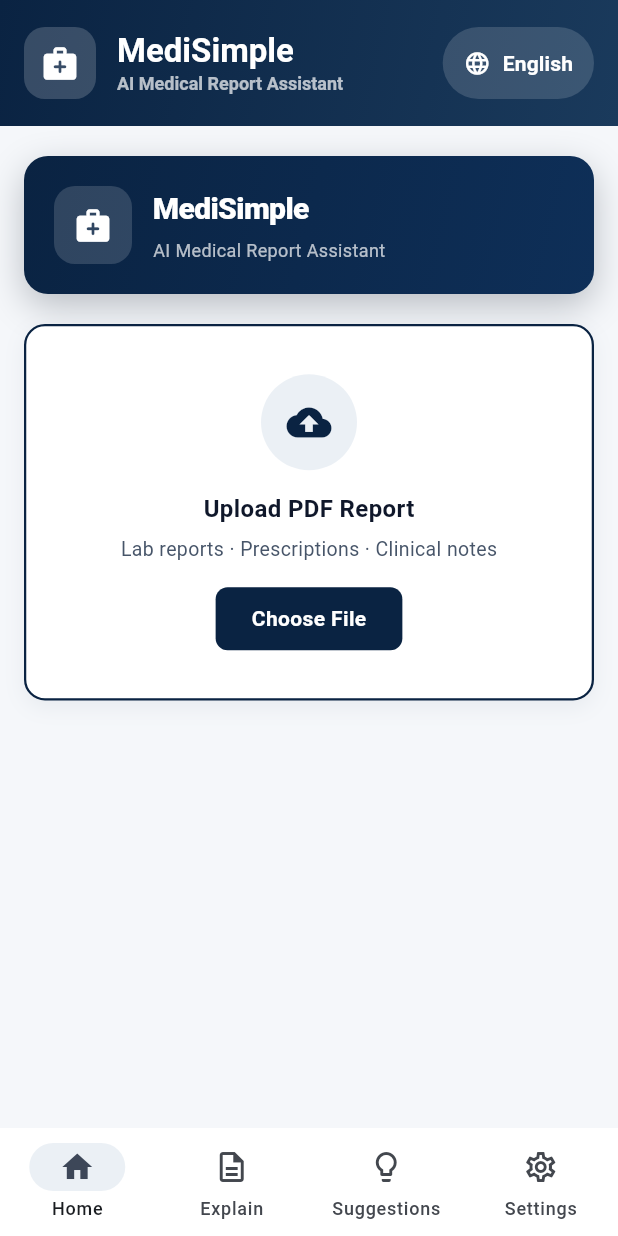
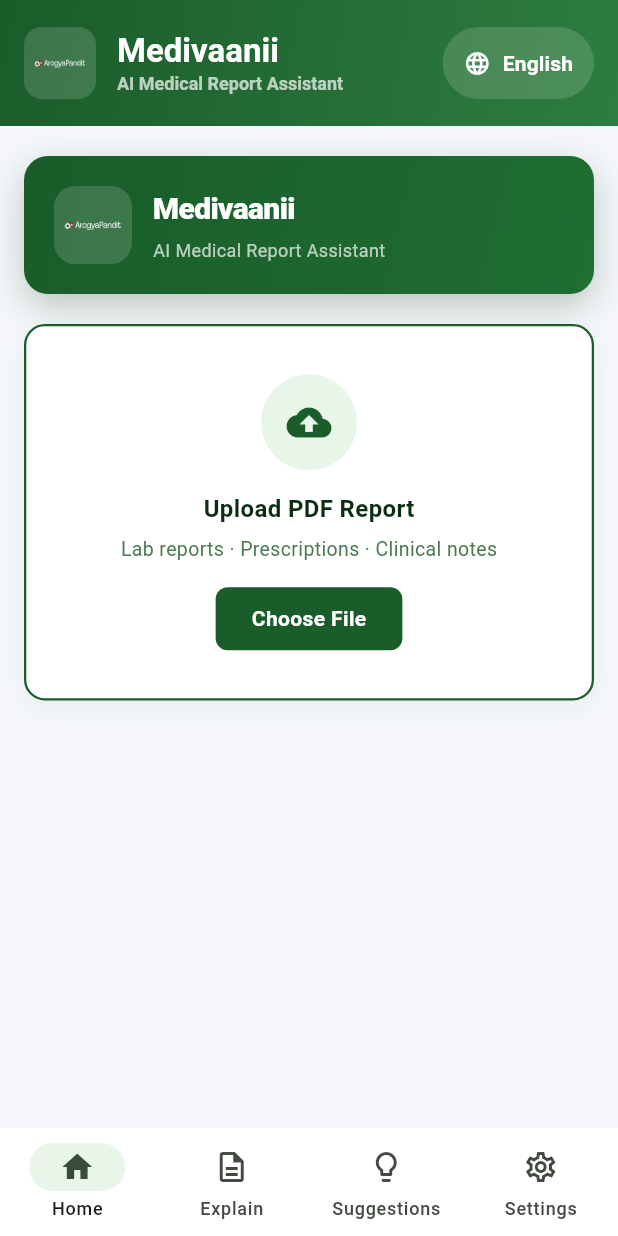
Before and after one commit to raghavmittal429-hash/Medical-Translation, a Flutter app: the screen it shows after launch, on a phone screen of 412 x 824 dp. Run offline on Flutter 3.47's test engine with Material 3 defaults, Android fonts, the phone set to English and light mode, and no system bars; our stand-ins replace file_picker, flutter_tts, pdf; missing offline and left inert: dart:html.

Commit message:
Add Arogya Pandit logo, rename to Medivaanii, apply Deep Green+Gold theme
- Added assets/images/arogya_pandit_logo.png (white transparent logo)
- Registered new logo in pubspec.yaml assets
- Renamed MediSimple → Medivaanii in all 9 locations (app title, PDF
  headers, footers, settings card, about dialog)
- Applied Deep Green + Gold color scheme (primary #1A5C2A, accent
  #C9890A, background #F1F8F2) — Ayurvedic, natural direction
- Logo placed in app bar, upload hero card, and settings screen
  on green background so white logo is visible
- Navy* aliases maintained so existing color references compile

```diff
--- a/flutter_app/lib/main.dart
+++ b/flutter_app/lib/main.dart
@@ -22,7 +22,7 @@ class MedicalCDSSApp extends StatelessWidget {
   @override
   Widget build(BuildContext context) {
     return MaterialApp(
-      title: 'MediSimple',
+      title: 'Medivaanii',
       debugShowCheckedModeBanner: false,
       theme: ThemeData(
   useMaterial3: true,
@@ -705,7 +705,7 @@ class _HomePageState extends State<HomePage> {
                       children: [
                         pw.Text('Medical Report Summary', style: _headerStyle),
                         pw.Text(
-                            'Generated by MediSimple  \u2022  ${data['report_date'] ?? ""}',
+                            'Generated by Medivaanii  \u2022  ${data['report_date'] ?? ""}',
                             style: _subHeaderStyle),
                       ]),
                   pw.Text('Risk: $riskPct', style: _riskStyle),
@@ -718,7 +718,7 @@ class _HomePageState extends State<HomePage> {
           footer: (ctx) => pw.Row(
             mainAxisAlignment: pw.MainAxisAlignment.spaceBetween,
             children: [
-              pw.Text('MediSimple \u2014 Confidential', style: _footerStyle),
+              pw.Text('Medivaanii \u2014 Confidential', style: _footerStyle),
               pw.Text('Page ${ctx.pageNumber} of ${ctx.pagesCount}',
                   style: _footerStyle),
             ],
@@ -1152,11 +1152,16 @@ class _HomePageState extends State<HomePage> {
               width: 48,
               height: 48,
               decoration: BoxDecoration(
-                color: Colors.white.withOpacity(0.18),
-                borderRadius: BorderRadius.circular(14),
+                color: Colors.white.withValues(alpha: 0.15),
+                borderRadius: BorderRadius.circular(12),
               ),
-              child: const Icon(Icons.medical_services_rounded,
-                  color: Colors.white, size: 26),
+              child: Padding(
+                padding: const EdgeInsets.all(6),
+                child: Image.asset(
+                  'assets/images/arogya_pandit_logo.png',
+                  fit: BoxFit.contain,
+                ),
+              ),
             ),
             const SizedBox(width: 14),
             const Expanded(
@@ -1164,7 +1169,7 @@ class _HomePageState extends State<HomePage> {
                 mainAxisAlignment: MainAxisAlignment.center,
                 crossAxisAlignment: CrossAxisAlignment.start,
                 children: [
-                  Text("MediSimple",
+                  Text("Medivaanii",
                       style: TextStyle(
                           color: Colors.white,
                           fontSize: 22,
@@ -1328,15 +1333,20 @@ class _HomePageState extends State<HomePage> {
                   color: Colors.white.withValues(alpha: 0.15),
                   borderRadius: BorderRadius.circular(14),
                 ),
-                child: const Icon(Icons.medical_services_rounded,
-                    color: Colors.white, size: 26),
+                child: Padding(
+                  padding: const EdgeInsets.all(6),
+                  child: Image.asset(
+                    'assets/images/arogya_pandit_logo.png',
+                    fit: BoxFit.contain,
+                  ),
+                ),
               ),
               const SizedBox(width: 14),
               const Expanded(
                   child: Column(
                 crossAxisAlignment: CrossAxisAlignment.start,
                 children: [
-                  Text('MediSimple',
+                  Text('Medivaanii',
                       style: TextStyle(
                           fontSize: 20,
                           fontWeight: FontWeight.w800,
@@ -1627,7 +1637,7 @@ class _HomePageState extends State<HomePage> {
         crossAxisAlignment: CrossAxisAlignment.stretch,
         children: [
           _buildSectionCard(
-            title: 'MediSimple',
+            title: 'Medivaanii',
             icon: Icons.medical_information,
             content: _reportData!['medical_summary'] ?? 'N/A',
             canSpeak: true,
@@ -2116,13 +2126,18 @@ class _HomePageState extends State<HomePage> {
               padding: const EdgeInsets.all(24),
               child: Column(
                 children: [
-                  ClipRRect(
-                    borderRadius: BorderRadius.circular(12),
-                    child: Image.asset('assets/images/medisimple_logo.jpg',
-                        width: 80, height: 80, fit: BoxFit.cover),
+                  Container(
+                    width: 80, height: 80,
+                    decoration: BoxDecoration(
+                      color: AppColors.green800,
+                      borderRadius: BorderRadius.circular(16),
+                    ),
+                    padding: const EdgeInsets.all(10),
+                    child: Image.asset('assets/images/arogya_pandit_logo.png',
+                        fit: BoxFit.contain),
                   ),
                   const SizedBox(height: 16),
-                  const Text('MediSimple',
+                  const Text('Medivaanii',
                       style:
                           TextStyle(fontSize: 24, fontWeight: FontWeight.bold)),
                   const Text('Your Personal Health Expert',
@@ -2185,9 +2200,9 @@ class _HomePageState extends State<HomePage> {
               onTap: () {
                 showAboutDialog(
                   context: context,
-                  applicationName: 'MediSimple',
+                  applicationName: 'Medivaanii',
                   applicationVersion: '2.0.0',
-                  applicationLegalese: '© 2026 MediSimple',
+                  applicationLegalese: '© 2026 Medivaanii',
                 );
               },
             ),
--- a/flutter_app/lib/theme/medisimple_theme.dart
+++ b/flutter_app/lib/theme/medisimple_theme.dart
@@ -1,40 +1,47 @@
 import 'package:flutter/material.dart';
 
-// ══════════════════════════════════════════════════════════
-//  MEDISIMPLE — Deep Navy + Gold Design System
-//  Primary: #0A2342   Accent: #C9890A   BG: #F4F6FA
-// ══════════════════════════════════════════════════════════
+// ══════════════════════════════════════════════════════════════
+//  MEDIVAANII — Deep Green + Gold (Ayurvedic, Natural)
+//  Primary: #1A5C2A   Accent: #C9890A   BG: #F1F8F2
+// ══════════════════════════════════════════════════════════════
 
 class AppColors {
   AppColors._();
-  static const navy900  = Color(0xFF040F1E);
-  static const navy800  = Color(0xFF0A2342);
-  static const navy700  = Color(0xFF0E2F58);
-  static const navy600  = Color(0xFF1A3A5C);
-  static const navy400  = Color(0xFF4A6A8A);
-  static const navy200  = Color(0xFFB8CAD9);
-  static const navy100  = Color(0xFFDCE5EE);
-  static const navy50   = Color(0xFFEBF0F5);
+  static const green900 = Color(0xFF0A2E12);
+  static const green800 = Color(0xFF1A5C2A);  // primary
+  static const green700 = Color(0xFF1F6E32);
+  static const green600 = Color(0xFF2E7D40);
+  static const green400 = Color(0xFF5A9E68);
+  static const green200 = Color(0xFFA5D6A7);
+  static const green100 = Color(0xFFC8E6C9);
+  static const green50  = Color(0xFFE8F5E9);
 
   static const gold600  = Color(0xFFC9890A);
   static const gold500  = Color(0xFFE09A12);
-  static const gold100  = Color(0xFFFEF3C7);
+  static const gold100  = Color(0xFFFFF8E1);
   static const gold50   = Color(0xFFFFFBEB);
 
-  static const bg       = Color(0xFFF4F6FA);
+  static const bg       = Color(0xFFF1F8F2);
   static const surface  = Color(0xFFFFFFFF);
-  static const border   = Color(0xFFE2E8F0);
+  static const border   = Color(0xFFDCEEDE);
 
-  static const green    = Color(0xFF059669);
-  static const greenBg  = Color(0xFFD1FAE5);
+  static const success  = Color(0xFF059669);
   static const red      = Color(0xFFDC2626);
-  static const redBg    = Color(0xFFFEE2E2);
   static const amber    = Color(0xFFD97706);
-  static const amberBg  = Color(0xFFFEF3C7);
 
-  static const textPrimary   = Color(0xFF0F172A);
-  static const textSecondary = Color(0xFF475569);
-  static const textMuted     = Color(0xFF94A3B8);
+  static const textPrimary   = Color(0xFF0A2E12);
+  static const textSecondary = Color(0xFF4A7A52);
+  static const textMuted     = Color(0xFF8AB890);
+
+  // Aliases so existing code using navy* keeps compiling
+  static const navy800  = green800;
+  static const navy900  = green900;
+  static const navy700  = green700;
+  static const navy600  = green600;
+  static const navy400  = green400;
+  static const navy200  = green200;
+  static const navy100  = green100;
+  static const navy50   = green50;
 }
 
 class MediSimpleTheme {
@@ -44,9 +51,9 @@ class MediSimpleTheme {
       useMaterial3: true,
       scaffoldBackgroundColor: AppColors.bg,
       colorScheme: const ColorScheme.light(
-        primary: AppColors.navy800,
+        primary: AppColors.green800,
         onPrimary: Colors.white,
-        primaryContainer: AppColors.navy50,
+        primaryContainer: AppColors.green50,
         secondary: AppColors.gold600,
         onSecondary: Colors.white,
         surface: AppColors.surface,
@@ -54,7 +61,7 @@ class MediSimpleTheme {
         error: AppColors.red,
       ),
       appBarTheme: AppBarTheme(
-        backgroundColor: AppColors.navy800,
+        backgroundColor: AppColors.green900,
         foregroundColor: Colors.white,
         elevation: 0,
         toolbarHeight: 64,
@@ -65,7 +72,7 @@ class MediSimpleTheme {
         ),
         iconTheme: const IconThemeData(color: Colors.white),
         surfaceTintColor: Colors.transparent,
-        shadowColor: AppColors.navy900.withValues(alpha: 0.4),
+        shadowColor: AppColors.green900.withValues(alpha: 0.4),
       ),
       cardTheme: CardThemeData(
         elevation: 0,
@@ -80,26 +87,24 @@ class MediSimpleTheme {
       navigationBarTheme: NavigationBarThemeData(
         height: 64,
         backgroundColor: AppColors.surface,
-        indicatorColor: AppColors.navy50,
+        indicatorColor: AppColors.green50,
         surfaceTintColor: Colors.transparent,
         elevation: 0,
-        shadowColor: Colors.transparent,
-        labelBehavior: NavigationDestinationLabelBehavior.alwaysShow,
         labelTextStyle: WidgetStateProperty.resolveWith((s) => TextStyle(
           fontSize: 11, fontWeight: s.contains(WidgetState.selected)
               ? FontWeight.w700 : FontWeight.w500,
           color: s.contains(WidgetState.selected)
-              ? AppColors.navy800 : AppColors.textMuted,
+              ? AppColors.green800 : AppColors.textMuted,
         )),
         iconTheme: WidgetStateProperty.resolveWith((s) => IconThemeData(
           color: s.contains(WidgetState.selected)
-              ? AppColors.navy800 : AppColors.textMuted,
+              ? AppColors.green800 : AppColors.textMuted,
           size: 22,
         )),
       ),
       elevatedButtonTheme: ElevatedButtonThemeData(
         style: ElevatedButton.styleFrom(
-          backgroundColor: AppColors.navy800,
+          backgroundColor: AppColors.green800,
           foregroundColor: Colors.white,
           elevation: 0,
           padding: const EdgeInsets.symmetric(horizontal: 20, vertical: 14),
@@ -109,51 +114,45 @@ class MediSimpleTheme {
       ),
       outlinedButtonTheme: OutlinedButtonThemeData(
         style: OutlinedButton.styleFrom(
-          foregroundColor: AppColors.navy800,
-          side: const BorderSide(color: AppColors.navy200, width: 1.5),
+          foregroundColor: AppColors.green800,
+          side: const BorderSide(color: AppColors.green200, width: 1.5),
           padding: const EdgeInsets.symmetric(horizontal: 20, vertical: 14),
           shape: RoundedRectangleBorder(borderRadius: BorderRadius.circular(10)),
           textStyle: const TextStyle(fontSize: 14, fontWeight: FontWeight.w600),
         ),
       ),
-      dividerTheme: const DividerThemeData(
-        color: AppColors.border, thickness: 1, space: 1,
-      ),
+      dividerTheme: const DividerThemeData(color: AppColors.border, thickness: 1, space: 1),
       chipTheme: ChipThemeData(
-        backgroundColor: AppColors.navy50,
-        labelStyle: const TextStyle(
-          fontSize: 12, fontWeight: FontWeight.w500,
-          color: AppColors.navy700,
-        ),
-        side: const BorderSide(color: AppColors.navy100),
+        backgroundColor: AppColors.green50,
+        labelStyle: const TextStyle(fontSize: 12, fontWeight: FontWeight.w500, color: AppColors.green700),
+        side: const BorderSide(color: AppColors.green100),
         shape: RoundedRectangleBorder(borderRadius: BorderRadius.circular(8)),
         padding: const EdgeInsets.symmetric(horizontal: 10, vertical: 4),
       ),
       snackBarTheme: SnackBarThemeData(
-        backgroundColor: AppColors.navy900,
+        backgroundColor: AppColors.green900,
         contentTextStyle: const TextStyle(color: Colors.white, fontSize: 13),
         behavior: SnackBarBehavior.floating,
         shape: RoundedRectangleBorder(borderRadius: BorderRadius.circular(10)),
       ),
       progressIndicatorTheme: const ProgressIndicatorThemeData(
-        color: AppColors.navy800,
-        linearTrackColor: AppColors.navy50,
+        color: AppColors.green800,
+        linearTrackColor: AppColors.green50,
       ),
       switchTheme: SwitchThemeData(
         thumbColor: WidgetStateProperty.resolveWith((s) =>
             s.contains(WidgetState.selected) ? Colors.white : AppColors.border),
         trackColor: WidgetStateProperty.resolveWith((s) =>
-            s.contains(WidgetState.selected) ? AppColors.navy800 : AppColors.navy100),
+            s.contains(WidgetState.selected) ? AppColors.green800 : AppColors.green100),
       ),
     );
   }
 }
 
-// Legacy alias so existing APColors.X references keep compiling
 class APColors {
-  static const primary      = AppColors.navy800;
-  static const primaryDark  = AppColors.navy900;
-  static const primaryLight = AppColors.navy50;
+  static const primary      = AppColors.green800;
+  static const primaryDark  = AppColors.green900;
+  static const primaryLight = AppColors.green50;
   static const secondary    = AppColors.gold600;
   static const surface      = AppColors.surface;
   static const background   = AppColors.bg;
--- a/flutter_app/pubspec.yaml
+++ b/flutter_app/pubspec.yaml
@@ -38,6 +38,7 @@ flutter:
 
   assets:
     - assets/images/medisimple_logo.jpg
+    - assets/images/arogya_pandit_logo.png
     - assets/fonts/NotoSans-Regular.ttf
     - assets/fonts/NotoSans-Bold.ttf
     - assets/fonts/NotoSansDevanagari-Regular.ttf
```
Also changed, not shown: flutter_app/assets/images/arogya_pandit_logo.png (added).
